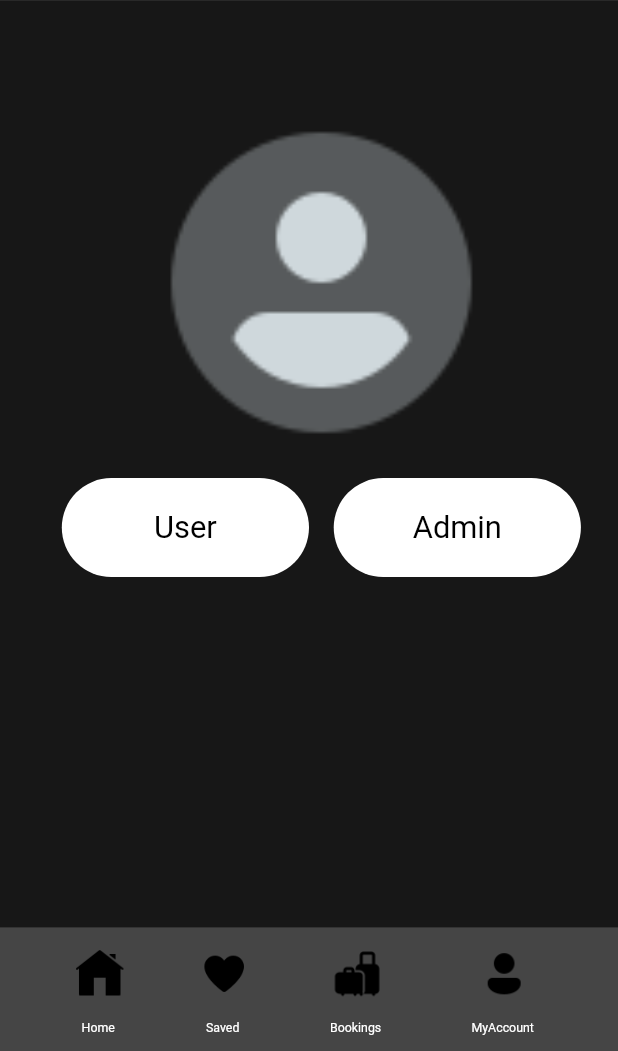
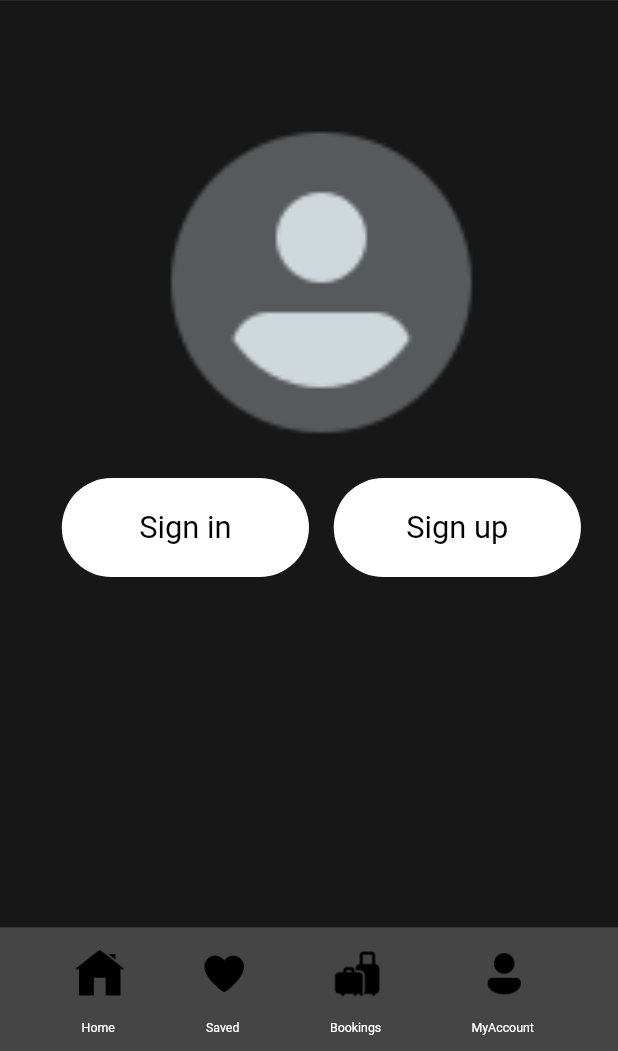
Before and after one commit to helenajullia/SwipeAway, a Flutter app: the screen it shows after launch, on a phone screen of 412 x 824 dp, the part 185-1236 px from its top. Run offline on Flutter 3.47's test engine with Material 2 defaults, Android fonts, the phone set to English and light mode, and no system bars; our stand-ins replace get, google_fonts.

Commit message:
Changed User&Admin buttons into SignIn&SignUp buttons

```diff
--- a/lib/authentication/choose_user_or_admin.dart
+++ b/lib/authentication/singing_option.dart
@@ -1,7 +1,7 @@
 import 'package:flutter/material.dart';
 import 'package:google_fonts/google_fonts.dart';
 
-class ChooseUserOrAdmin extends StatelessWidget {
+class ChooseSigningOption extends StatelessWidget {
   @override
   Widget build(BuildContext context) {
     final screenSize = MediaQuery.of(context).size;
@@ -31,7 +31,6 @@ class ChooseUserOrAdmin extends StatelessWidget {
                           'SwipeAway',
                           style: GoogleFonts.kronaOne(
                             color: Colors.white,
-
                             fontSize: screenSize.width * 0.06,
                             fontWeight: FontWeight.w400,
                           ),
@@ -83,7 +82,7 @@ class ChooseUserOrAdmin extends StatelessWidget {
                           borderRadius: BorderRadius.circular(screenSize.width * 0.08),
                         ),
                         child: Text(
-                          'User',
+                          'Sign in',
                           textAlign: TextAlign.center,
                           style: GoogleFonts.kronaOne(
                             color: Colors.black,
@@ -107,7 +106,7 @@ class ChooseUserOrAdmin extends StatelessWidget {
                           borderRadius: BorderRadius.circular(screenSize.width * 0.08),
                         ),
                         child: Text(
-                          'Admin',
+                          'Sign up',
                           textAlign: TextAlign.center,
                           style: GoogleFonts.kronaOne(
                             color: Colors.black,
--- a/lib/main.dart
+++ b/lib/main.dart
@@ -1,7 +1,7 @@
 import 'package:flutter/material.dart';
 import 'package:get/get.dart';
 
-import 'authentication/choose_user_or_admin.dart';
+import 'authentication/singing_option.dart';
 import 'introScreen/intro_page.dart';
 
 void main() {
@@ -49,7 +49,7 @@ class _IntroScreenWithDelayState extends State<IntroScreenWithDelay> {
   @override
   Widget build(BuildContext context) {
     return Scaffold(
-      body: showIntro ? IntroScreen() : ChooseUserOrAdmin(),
+      body: showIntro ? IntroScreen() : ChooseSigningOption(),
     );
   }
 }
```
